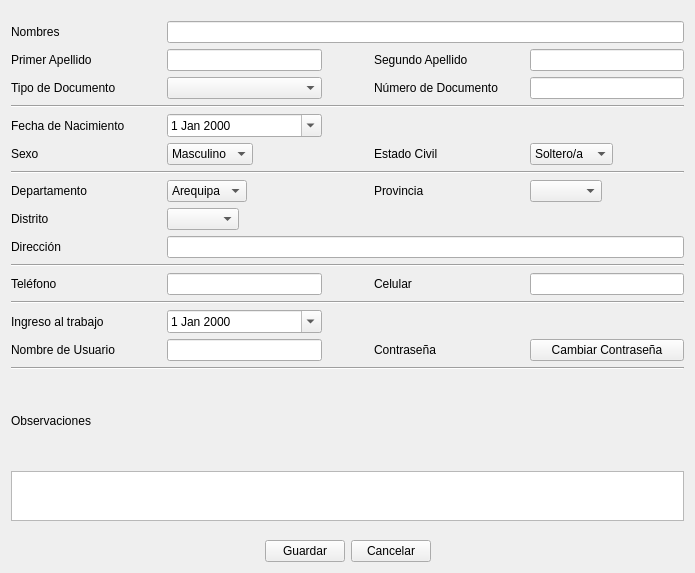
Qt form ui_usuario_datos.ui (benArambide/ProyFinal-IS2) before a commit.
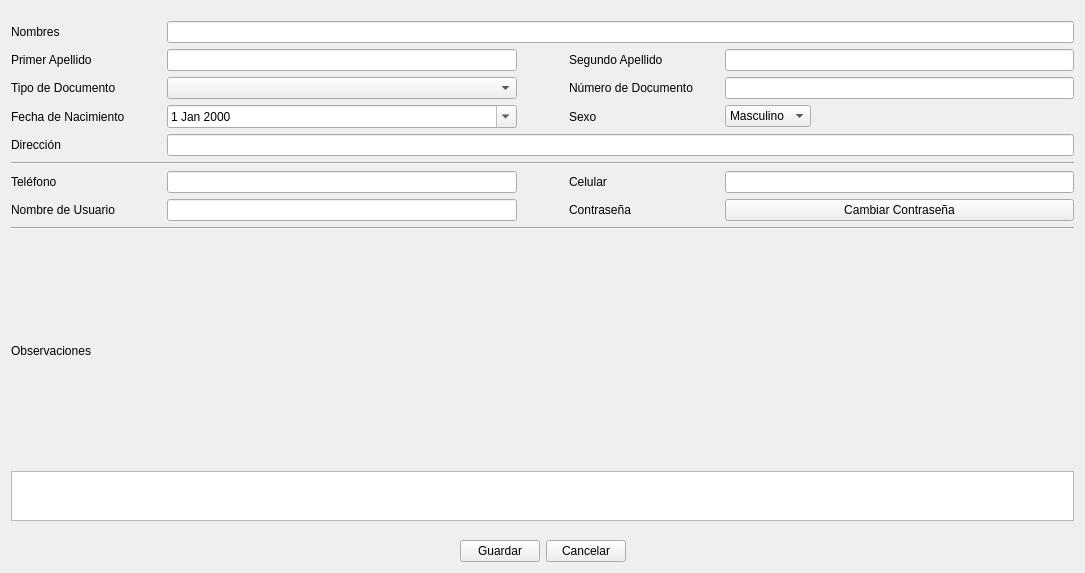
The same form after that commit.

```diff
--- a/ui_usuario_datos.ui
+++ b/ui_usuario_datos.ui
@@ -6,7 +6,7 @@
    <rect>
     <x>0</x>
     <y>0</y>
-    <width>695</width>
+    <width>1085</width>
     <height>573</height>
    </rect>
   </property>
@@ -87,13 +87,6 @@
      </item>
      <item row="0" column="0">
       <layout class="QGridLayout" name="gridLayout_4">
-       <item row="8" column="0">
-        <widget class="QLabel" name="label_23">
-         <property name="text">
-          <string>Departamento</string>
-         </property>
-        </widget>
-       </item>
        <item row="0" column="1">
         <spacer name="horizontalSpacer_7">
          <property name="orientation">
@@ -221,21 +214,14 @@
        <item row="3" column="4">
         <widget class="QLineEdit" name="le_numDoc"/>
        </item>
-       <item row="6" column="0">
-        <widget class="QLabel" name="label_17">
-         <property name="text">
-          <string>Sexo</string>
-         </property>
-        </widget>
-       </item>
-       <item row="5" column="0">
+       <item row="4" column="0">
         <widget class="QLabel" name="label_28">
          <property name="text">
           <string>Fecha de Nacimiento</string>
          </property>
         </widget>
        </item>
-       <item row="5" column="1">
+       <item row="4" column="1">
         <widget class="QDateEdit" name="de_fechaNac">
          <property name="sizePolicy">
           <sizepolicy hsizetype="Expanding" vsizetype="Fixed">
@@ -248,155 +234,55 @@
          </property>
         </widget>
        </item>
-       <item row="6" column="1">
-        <widget class="QComboBox" name="cb_sexo">
-         <property name="sizePolicy">
-          <sizepolicy hsizetype="Fixed" vsizetype="Fixed">
-           <horstretch>0</horstretch>
-           <verstretch>0</verstretch>
-          </sizepolicy>
-         </property>
-         <item>
-          <property name="text">
-           <string>Masculino</string>
-          </property>
-         </item>
-         <item>
-          <property name="text">
-           <string>Femenino</string>
-          </property>
-         </item>
-        </widget>
-       </item>
-       <item row="6" column="3">
-        <widget class="QLabel" name="label_20">
-         <property name="sizePolicy">
-          <sizepolicy hsizetype="Fixed" vsizetype="Preferred">
-           <horstretch>0</horstretch>
-           <verstretch>0</verstretch>
-          </sizepolicy>
-         </property>
+       <item row="8" column="0">
+        <widget class="QLabel" name="label_2">
          <property name="text">
-          <string>Estado Civil</string>
+          <string>Nombre de Usuario</string>
          </property>
         </widget>
        </item>
-       <item row="6" column="4">
-        <widget class="QComboBox" name="comboBox_10">
-         <property name="sizePolicy">
-          <sizepolicy hsizetype="Fixed" vsizetype="Fixed">
-           <horstretch>0</horstretch>
-           <verstretch>0</verstretch>
-          </sizepolicy>
-         </property>
-         <item>
-          <property name="text">
-           <string>Soltero/a</string>
-          </property>
-         </item>
-         <item>
-          <property name="text">
-           <string>Casado/a</string>
-          </property>
-         </item>
-         <item>
-          <property name="text">
-           <string>Otro</string>
-          </property>
-         </item>
-        </widget>
-       </item>
-       <item row="15" column="3">
+       <item row="8" column="3">
         <widget class="QLabel" name="label_3">
          <property name="text">
           <string>Contraseña</string>
          </property>
         </widget>
        </item>
-       <item row="8" column="3">
-        <widget class="QLabel" name="label_18">
-         <property name="text">
-          <string>Provincia</string>
-         </property>
-        </widget>
-       </item>
-       <item row="9" column="0">
-        <widget class="QLabel" name="label_26">
-         <property name="text">
-          <string>Distrito</string>
-         </property>
-        </widget>
-       </item>
-       <item row="8" column="1">
-        <widget class="QComboBox" name="comboBox_7">
-         <property name="sizePolicy">
-          <sizepolicy hsizetype="Fixed" vsizetype="Fixed">
-           <horstretch>0</horstretch>
-           <verstretch>0</verstretch>
-          </sizepolicy>
-         </property>
-         <item>
-          <property name="text">
-           <string>Arequipa</string>
-          </property>
-         </item>
-        </widget>
-       </item>
-       <item row="8" column="4">
-        <widget class="QComboBox" name="comboBox_9">
-         <property name="sizePolicy">
-          <sizepolicy hsizetype="Fixed" vsizetype="Fixed">
-           <horstretch>0</horstretch>
-           <verstretch>0</verstretch>
-          </sizepolicy>
-         </property>
-        </widget>
-       </item>
-       <item row="9" column="1">
-        <widget class="QComboBox" name="comboBox_6">
-         <property name="sizePolicy">
-          <sizepolicy hsizetype="Fixed" vsizetype="Fixed">
-           <horstretch>0</horstretch>
-           <verstretch>0</verstretch>
-          </sizepolicy>
-         </property>
-        </widget>
-       </item>
-       <item row="10" column="0">
+       <item row="5" column="0">
         <widget class="QLabel" name="label_19">
          <property name="text">
           <string>Dirección</string>
          </property>
         </widget>
        </item>
-       <item row="12" column="0">
+       <item row="7" column="0">
         <widget class="QLabel" name="label_22">
          <property name="text">
           <string>Teléfono</string>
          </property>
         </widget>
        </item>
-       <item row="12" column="3">
+       <item row="7" column="3">
         <widget class="QLabel" name="label_27">
          <property name="text">
           <string>Celular</string>
          </property>
         </widget>
        </item>
-       <item row="12" column="1">
+       <item row="7" column="1">
         <widget class="QLineEdit" name="le_telf"/>
        </item>
-       <item row="12" column="4">
+       <item row="7" column="4">
         <widget class="QLineEdit" name="le_cell"/>
        </item>
-       <item row="17" column="0">
+       <item row="10" column="0">
         <widget class="QLabel" name="label_30">
          <property name="text">
           <string>Observaciones</string>
          </property>
         </widget>
        </item>
-       <item row="18" column="0" colspan="5">
+       <item row="11" column="0" colspan="5">
         <widget class="QTextEdit" name="textEdit_2">
          <property name="sizePolicy">
           <sizepolicy hsizetype="Expanding" vsizetype="Expanding">
@@ -418,82 +304,67 @@
          </property>
         </widget>
        </item>
-       <item row="4" column="0" colspan="5">
-        <widget class="Line" name="line">
-         <property name="orientation">
-          <enum>Qt::Horizontal</enum>
-         </property>
-        </widget>
-       </item>
-       <item row="7" column="0" colspan="5">
-        <widget class="Line" name="line_2">
-         <property name="orientation">
-          <enum>Qt::Horizontal</enum>
-         </property>
-        </widget>
-       </item>
-       <item row="11" column="0" colspan="5">
+       <item row="6" column="0" colspan="5">
         <widget class="Line" name="line_3">
          <property name="orientation">
           <enum>Qt::Horizontal</enum>
          </property>
         </widget>
        </item>
-       <item row="13" column="0" colspan="5">
-        <widget class="Line" name="line_4">
-         <property name="orientation">
-          <enum>Qt::Horizontal</enum>
-         </property>
-        </widget>
-       </item>
-       <item row="14" column="0">
-        <widget class="QLabel" name="label">
-         <property name="text">
-          <string>Ingreso al trabajo</string>
-         </property>
-        </widget>
-       </item>
-       <item row="15" column="0">
-        <widget class="QLabel" name="label_2">
-         <property name="text">
-          <string>Nombre de Usuario</string>
-         </property>
-        </widget>
-       </item>
-       <item row="15" column="1">
+       <item row="8" column="1">
         <widget class="QLineEdit" name="le_Usuario">
          <property name="readOnly">
           <bool>true</bool>
          </property>
         </widget>
        </item>
-       <item row="14" column="1">
-        <widget class="QDateEdit" name="dateEdit">
-         <property name="calendarPopup">
-          <bool>true</bool>
-         </property>
-        </widget>
-       </item>
-       <item row="16" column="0" colspan="5">
+       <item row="9" column="0" colspan="5">
         <widget class="Line" name="line_5">
          <property name="orientation">
           <enum>Qt::Horizontal</enum>
          </property>
         </widget>
        </item>
-       <item row="15" column="4">
+       <item row="8" column="4">
         <widget class="QPushButton" name="pB_cambiarPass">
          <property name="text">
           <string>Cambiar Contraseña</string>
          </property>
         </widget>
        </item>
-       <item row="10" column="1" colspan="4">
+       <item row="5" column="1" colspan="4">
         <widget class="QLineEdit" name="le_direccion"/>
        </item>
        <item row="3" column="1">
         <widget class="QComboBox" name="cB_tDoc"/>
        </item>
+       <item row="4" column="3">
+        <widget class="QLabel" name="label_17">
+         <property name="text">
+          <string>Sexo</string>
+         </property>
+        </widget>
+       </item>
+       <item row="4" column="4">
+        <widget class="QComboBox" name="cb_sexo">
+         <property name="sizePolicy">
+          <sizepolicy hsizetype="Fixed" vsizetype="Fixed">
+           <horstretch>0</horstretch>
+           <verstretch>0</verstretch>
+          </sizepolicy>
+         </property>
+         <item>
+          <property name="text">
+           <string>Masculino</string>
+          </property>
+         </item>
+         <item>
+          <property name="text">
+           <string>Femenino</string>
+          </property>
+         </item>
+        </widget>
+       </item>
       </layout>
      </item>
     </layout>
```
Left out of the diff: 90 changed lines with no effect on the pictures.
